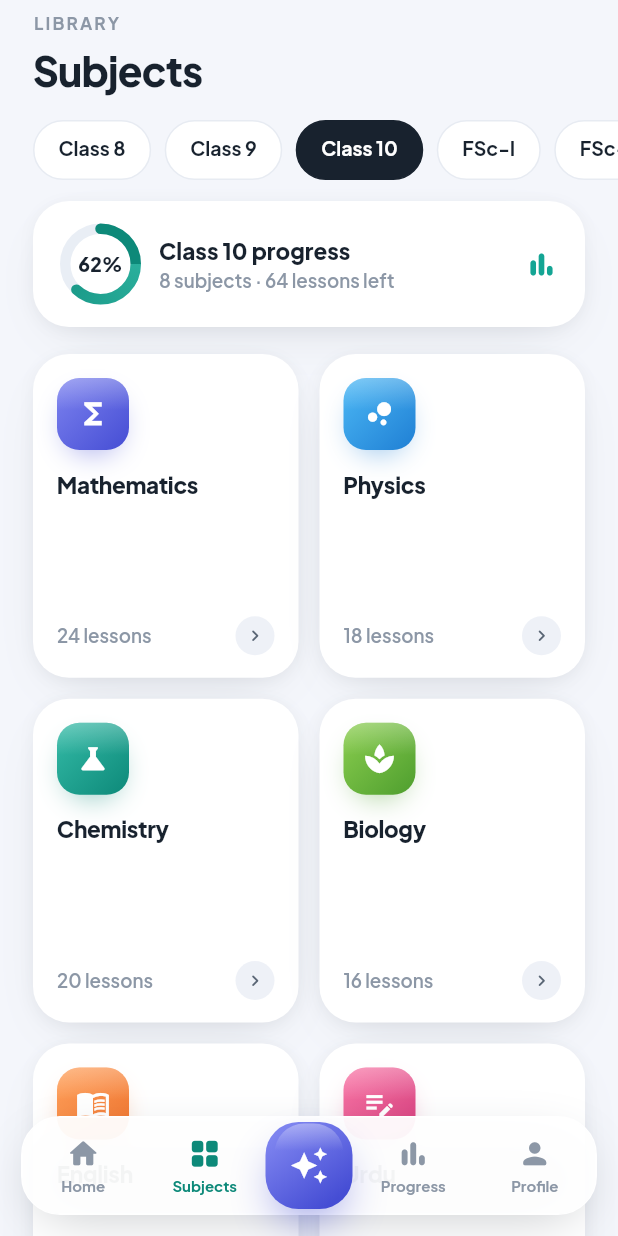
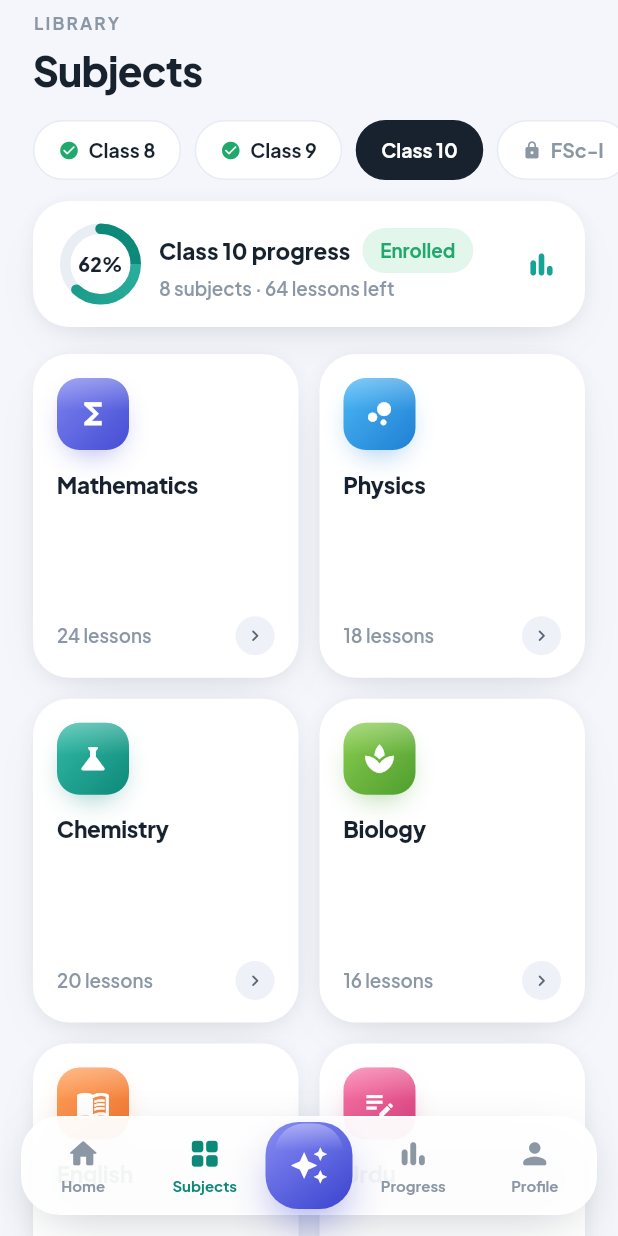
Before and after one commit to mateenali/Balochistan-academy-portal_mobile-app, a Flutter app: the MainShell screen opened directly, item 2 of the bottom bar chosen, on a phone screen of 412 x 824 dp. Run offline on Flutter 3.47's test engine with Material 3 defaults, Android fonts, the phone set to English and light mode, and no system bars; our stand-ins replace google_fonts.

Commit message:
ui changes

```diff
--- a/lib/screens/subjects.dart
+++ b/lib/screens/subjects.dart
@@ -11,8 +11,25 @@ class SubjectsScreen extends StatefulWidget {
 }
 
 class _SubjectsScreenState extends State<SubjectsScreen> {
-  String selectedClass = 'Class 10';
   final classes = ['Class 8', 'Class 9', 'Class 10', 'FSc-I', 'FSc-II'];
+
+  /// The single class the student is currently enrolled in.
+  /// Classes before it are completed (read-only); classes after it are locked.
+  static const int enrolledIndex = 2;
+  int selectedIndex = enrolledIndex;
+
+  String get selectedClass => classes[selectedIndex];
+  bool get viewingCompleted => selectedIndex < enrolledIndex;
+
+  void _lockedToast() {
+    ScaffoldMessenger.of(context).showSnackBar(
+      SnackBar(
+        behavior: SnackBarBehavior.floating,
+        content: Text('Locked — finish ${classes[enrolledIndex]} to unlock this class',
+            style: jk(13.5, weight: FontWeight.w700, color: Colors.white)),
+      ),
+    );
+  }
 
   @override
   Widget build(BuildContext context) {
@@ -45,28 +62,68 @@ class _SubjectsScreenState extends State<SubjectsScreen> {
               separatorBuilder: (_, __) => const SizedBox(width: 9),
               itemBuilder: (_, i) {
                 final c = classes[i];
-                final active = c == selectedClass;
+                final selected = i == selectedIndex;
+                final completed = i < enrolledIndex;
+                final locked = i > enrolledIndex;
+                final fg = selected ? Colors.white : (locked ? AppColors.ink3 : AppColors.ink);
                 return Pressable(
-                  onTap: () => setState(() => selectedClass = c),
+                  onTap: locked ? _lockedToast : () => setState(() => selectedIndex = i),
                   child: AnimatedContainer(
                     duration: const Duration(milliseconds: 200),
                     padding: const EdgeInsets.symmetric(horizontal: 16, vertical: 9),
                     decoration: BoxDecoration(
-                      color: active ? AppColors.ink : AppColors.surface,
+                      color: selected ? AppColors.ink : AppColors.surface,
                       borderRadius: BorderRadius.circular(999),
-                      border: Border.all(color: active ? AppColors.ink : AppColors.line),
+                      border: Border.all(color: selected ? AppColors.ink : AppColors.line),
                     ),
-                    child: Text(c, style: jk(13, weight: FontWeight.w700, color: active ? Colors.white : AppColors.ink)),
+                    child: Row(
+                      mainAxisSize: MainAxisSize.min,
+                      children: [
+                        if (completed) ...[
+                          Icon(Icons.check_circle_rounded, size: 14, color: selected ? Colors.white : AppColors.success),
+                          const SizedBox(width: 6),
+                        ] else if (locked) ...[
+                          const Icon(Icons.lock_rounded, size: 13, color: AppColors.ink3),
+                          const SizedBox(width: 6),
+                        ],
+                        Text(c, style: jk(13, weight: FontWeight.w700, color: fg)),
+                      ],
+                    ),
                   ),
                 );
               },
             ),
           ),
 
-          // progress banner
+          // status banner — read-only for completed classes, progress for the enrolled one
           Padding(
             padding: const EdgeInsets.fromLTRB(22, 14, 22, 0),
-            child: AppCard(
+            child: viewingCompleted
+                ? AppCard(
+                    color: AppColors.surfaceSunken,
+                    padding: const EdgeInsets.symmetric(horizontal: 16, vertical: 14),
+                    child: Row(
+                      children: [
+                        Container(
+                          width: 42, height: 42,
+                          decoration: BoxDecoration(color: AppColors.surface, borderRadius: BorderRadius.circular(13)),
+                          child: const Icon(Icons.lock_open_rounded, color: AppColors.ink2, size: 20),
+                        ),
+                        const SizedBox(width: 12),
+                        Expanded(
+                          child: Column(
+                            crossAxisAlignment: CrossAxisAlignment.start,
+                            children: [
+                              Text('$selectedClass · Completed', style: jk(15, weight: FontWeight.w800)),
+                              const SizedBox(height: 2),
+                              Text('Read-only — review lessons, but tests are disabled', style: jk(12.5, weight: FontWeight.w600, color: AppColors.ink3)),
+                            ],
+                          ),
+                        ),
+                      ],
+                    ),
+                  )
+                : AppCard(
                     padding: const EdgeInsets.symmetric(horizontal: 18, vertical: 15),
                     child: Row(
                       mainAxisAlignment: MainAxisAlignment.spaceBetween,
@@ -80,7 +137,11 @@ class _SubjectsScreenState extends State<SubjectsScreen> {
                           Column(
                             crossAxisAlignment: CrossAxisAlignment.start,
                             children: [
+                              Row(children: [
                                 Text('$selectedClass progress', style: jk(15, weight: FontWeight.w800)),
+                                const SizedBox(width: 8),
+                                Chip2('Enrolled', bg: AppColors.successBg, fg: AppColors.success),
+                              ]),
                               const SizedBox(height: 2),
                               Text('8 subjects · 64 lessons left', style: jk(12.5, weight: FontWeight.w600, color: AppColors.ink3)),
                             ],
@@ -107,7 +168,7 @@ class _SubjectsScreenState extends State<SubjectsScreen> {
                 return AppCard(
                   padding: const EdgeInsets.fromLTRB(16, 16, 16, 15),
                   onTap: () => Navigator.of(context).push(MaterialPageRoute(
-                    builder: (_) => SubjectDetailScreen(subject: s),
+                    builder: (_) => SubjectDetailScreen(subject: s, readOnly: viewingCompleted),
                   )),
                   child: Column(
                     crossAxisAlignment: CrossAxisAlignment.start,
```
Also changed, not shown: lib/screens/subject_detail.dart (+24 -1 lines). Lines whose indentation alone changed are shown as unchanged.
